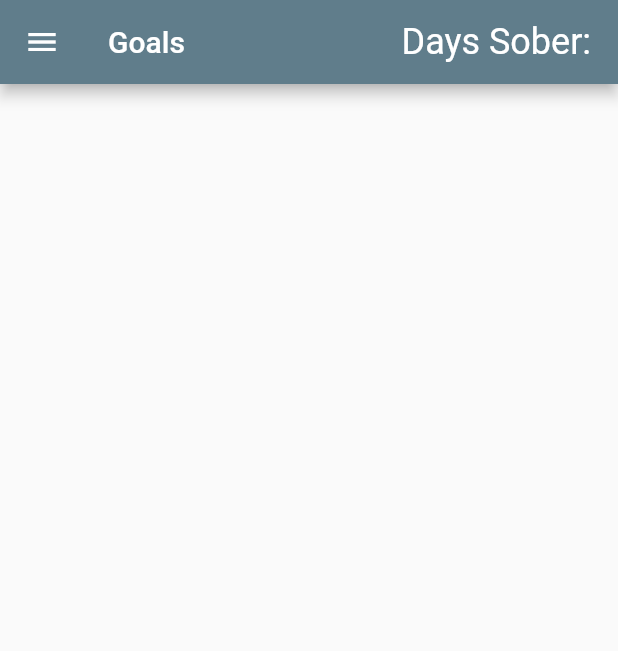
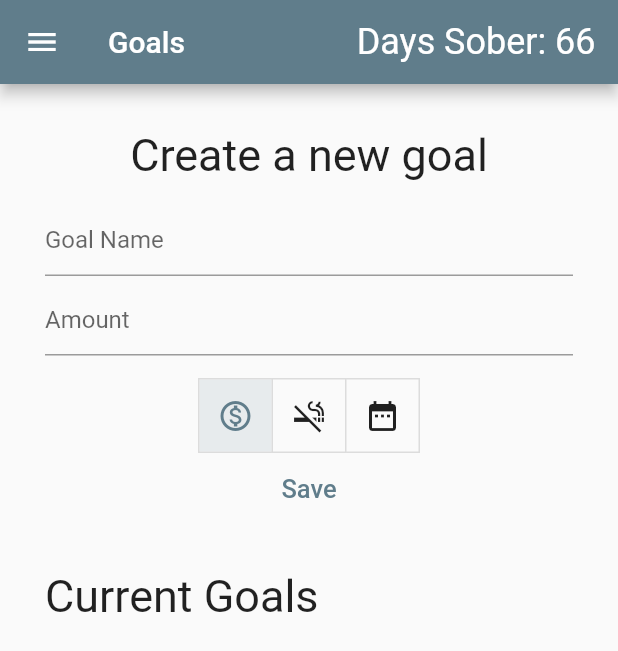
Before and after one commit to xNS5/ReLeave, a Flutter app: the GoalHome screen opened directly, on a phone screen of 412 x 824 dp. Shown: the top 651 px of the screen. Run offline on Flutter 3.47's test engine with Material 2 defaults, Android fonts, the light colour scheme and no system bars; our stand-ins replace flutter_rating_bar, sprintf, sqflite; accounts and stored records are empty.

Commit message:
Goals page

```diff
--- a/lib/pages/Goals.dart
+++ b/lib/pages/Goals.dart
@@ -24,6 +24,32 @@
 }
 
 class _GoalState extends State<GoalHome> {
+
+  final nameFieldController = TextEditingController();
+  final amountFieldController = TextEditingController();
+  var isSelected = [true, false, false];
+  List<Map<String, dynamic>> allGoals = null;
+
+  @override
+  void initState() {
+    super.initState();
+    SqlitedbHelper.db.getGoal().then((theGoals) {
+      if(theGoals != null) {
+        try {
+          setState((){
+            this.allGoals = theGoals;
+          });
+        } catch (e) {
+          print("Read DB: failed to fetch goals");
+        }
+      } else {
+        //dummy data for testing
+        print("using dummy goal data");
+        theGoals = new List<Map<String, dynamic>>();
+      }
+    });
+  }
+
   @override
   Widget build(BuildContext context) {
     return Scaffold(
@@ -34,11 +60,129 @@
           SobrietyCounter(),
         ],
       ),
+
+
+      //displaying goals:
+      //fetching this from DB:
+      /*
+      Map<String, dynamic> toMap(){
+        var map = Map<String, dynamic>();
+        map['id'] = this._id;
+        map['title'] = this._title;
+        map['goaltype'] = this._goalType;
+        map['consumptionMethod'] = this._goalType;
+        map['goalAmount'] = this._goalConsumptionAmount;
+        map['goalSaved'] = this._goalMoney;
+      }
+       */
+
       body: Center(
         child: Column(
-          mainAxisAlignment: MainAxisAlignment.center,
+          //mainAxisAlignment: MainAxisAlignment.center,
+          crossAxisAlignment: CrossAxisAlignment.start,
+          children: [
+            Padding(
+              padding: EdgeInsets.fromLTRB(0, 30, 0, 10),
+              child: Align(
+                alignment: Alignment.center,
+                child: Text('Create a new goal', style: TextStyle(fontSize: 30)),
+              ),
+            ),
+            Padding(
+              padding: EdgeInsets.fromLTRB(30, 5, 30, 0),
+              child: TextField(
+                controller: nameFieldController,
+                decoration: InputDecoration(
+                  //border: InputBorder.none,
+                    hintText: 'Goal Name'
+                ),
+              ),
+            ),
+            Padding(
+              padding: EdgeInsets.fromLTRB(30, 5, 30, 15),
+              child: TextField(
+                controller: amountFieldController,
+                decoration: InputDecoration(
+                  //border: InputBorder.none,
+                    hintText: 'Amount'
+                ),
+              ),
+            ),
+            // Switch to signify whether goal is of type money or amount
+            Align(
+              alignment: Alignment.center,
+              child: ToggleButtons(
+                children: <Widget>[
+                  Icon(Icons.monetization_on_outlined),
+                  Icon(Icons.smoke_free),
+                  Icon(Icons.date_range),
+                ],
+                onPressed: (int index) {
+                  setState(() {
+                    for (int buttonIndex = 0; buttonIndex < isSelected.length; buttonIndex++) {
+                      if (buttonIndex == index) {
+                        isSelected[buttonIndex] = true;
+                      } else {
+                        isSelected[buttonIndex] = false;
+                      }
+                    }
+                  });
+                },
+                isSelected: isSelected,
+              ),
+            ),
+            Align(
+              alignment: Alignment.center,
+              child: TextButton(
+                  onPressed: () {
+                    insertNewGoal();
+                    return AlertDialog(
+                        content: Text('New goal saved!')
+                    );
+                  },
+                  child: Text('Save', style: TextStyle(fontSize: 17))
+              ),
+            ),
+            Padding(
+              padding: EdgeInsets.fromLTRB(30, 30, 0, 10),
+              child: Text('Current Goals', style: TextStyle(fontSize: 30)),
+            ),
+            //scrolling list of goals (partially implemented)
+            ListView.builder(
+              shrinkWrap: true,
+              padding: const EdgeInsets.all(8),
+              itemCount: allGoals == null ? 0 : allGoals.length,
+              itemBuilder: (BuildContext context, int index) {
+                return Container(
+                  height: 50,
+                  //color: ,
+                  child: Column(
+                      children: [
+                        Text(allGoals[index]['title']),
+                        //the other fields of the goals
+                        //progress bar
+                      ]
+                  ),
+                );
+              }
+            ),
+          ],
         ),
       ),
     );// This trailing comma makes auto-formatting nicer for build methods.
   }
+
+
+  void insertNewGoal() {
+    String goalType;
+    if(isSelected[0])
+      goalType = 'money';
+    else if(isSelected[1])
+      goalType = 'amount';
+    else if(isSelected[2])
+      goalType = 'duration';
+    Goal toInsert = new Goal.Data(nameFieldController.text, goalType, amountFieldController.text);
+
+    SqlitedbHelper.db.insertGoal(toInsert);
+  }
 }
```
